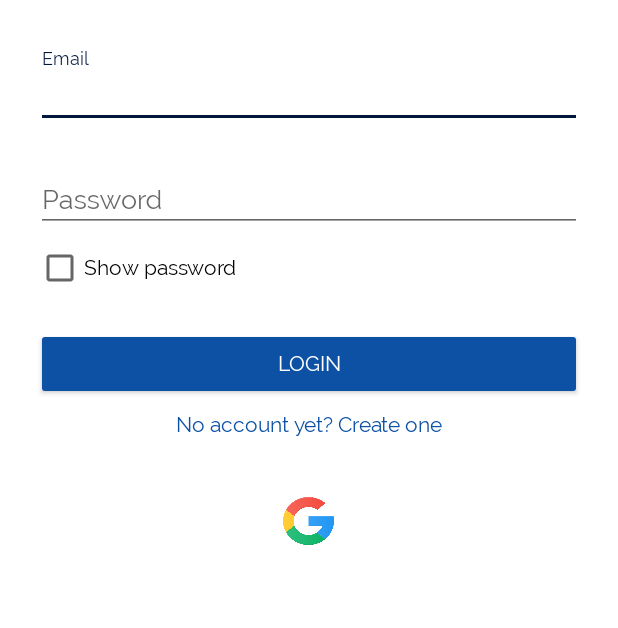
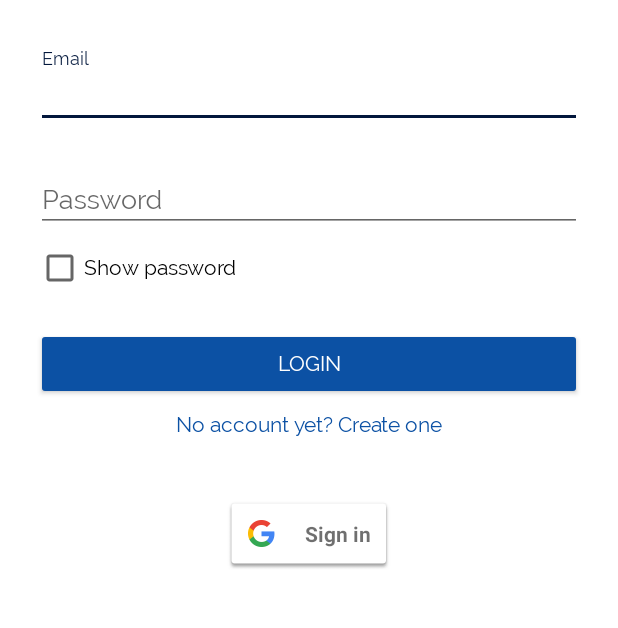
Before and after one commit to varundutia/PlayAndShine, an Android app: the LoginActivity screen opened directly, with no data from a screen before it, on a phone screen of 412 x 824 dp, the part 264-892 px from its top. Run offline under Robolectric (Android 15) with nearby library versions, the phone set to English and light mode, and no system bars; our stand-ins replace Firebase (no records; nobody signed in at launch, a user with empty details on screens opened directly); libraries missing offline, so code that uses them is left out: com.facebook, com.facebook.login, io.paperdb; 1 statement that could not run was skipped.

Commit message:
google sign in button

```diff
--- a/app/src/main/java/com/one/apperz/playandshine/LoginActivity.java
+++ b/app/src/main/java/com/one/apperz/playandshine/LoginActivity.java
@@ -61,6 +61,7 @@ public class LoginActivity extends AppCompatActivity {
     private CallbackManager mCallbackManager;
     private GoogleSignInClient mGoogleSignInClient;
     private boolean gsign;
+    com.google.android.gms.common.SignInButton signInButton;
 
     @Override
     protected void onStart() {
@@ -80,7 +81,13 @@ public class LoginActivity extends AppCompatActivity {
         setContentView(view);
         context = this;
         gsign = false;
-//        binding.linkWebsite.setMovementMethod(LinkMovementMethod.getInstance());
+        signInButton=findViewById(R.id.google);
+        signInButton.setOnClickListener(new View.OnClickListener() {
+                                            @Override
+                                            public void onClick(View view) {
+                                                signIn();
+                                            }
+                                        });
 //        binding.socialFacebook.setMovementMethod(LinkMovementMethod.getInstance());
 //        binding.socialInstagram.setMovementMethod(LinkMovementMethod.getInstance());
 //        binding.socialYoutube.setMovementMethod(LinkMovementMethod.getInstance());
--- a/app/src/main/java/com/one/apperz/playandshine/MainActivity.java
+++ b/app/src/main/java/com/one/apperz/playandshine/MainActivity.java
@@ -465,8 +465,6 @@ public class MainActivity extends AppCompatActivity {
                 editor.commit();
                 searchF = false;
             }
-//            Intent intent = new Intent(context,ImageActivity.class);
-//            startActivity(intent);
         } else {
             Intent intent = new Intent(context, Search.class);
             startActivity(intent);
--- a/app/src/main/res/layout/activity_login.xml
+++ b/app/src/main/res/layout/activity_login.xml
@@ -102,14 +102,11 @@
 <!--                    android:layout_marginHorizontal="8dp"-->
 <!--                    android:onClick="fbLoginButton"/>-->
 
-                <ImageButton
-                    android:id="@+id/google_btn"
-                    android:layout_width="34dp"
-                    android:layout_height="32dp"
-                    android:layout_marginHorizontal="8dp"
-                    android:background="@drawable/ic_google"
-                    android:onClick="googleLoginButton"
-                    android:text="@string/social_instagram" />
+                <com.google.android.gms.common.SignInButton
+                    android:id="@+id/google"
+                    android:layout_width="wrap_content"
+                    android:layout_height="wrap_content"
+                    android:onClick="googleLoginButton"/>
 
 <!--                <TextView-->
 <!--                    android:layout_width="32dp"-->
```
